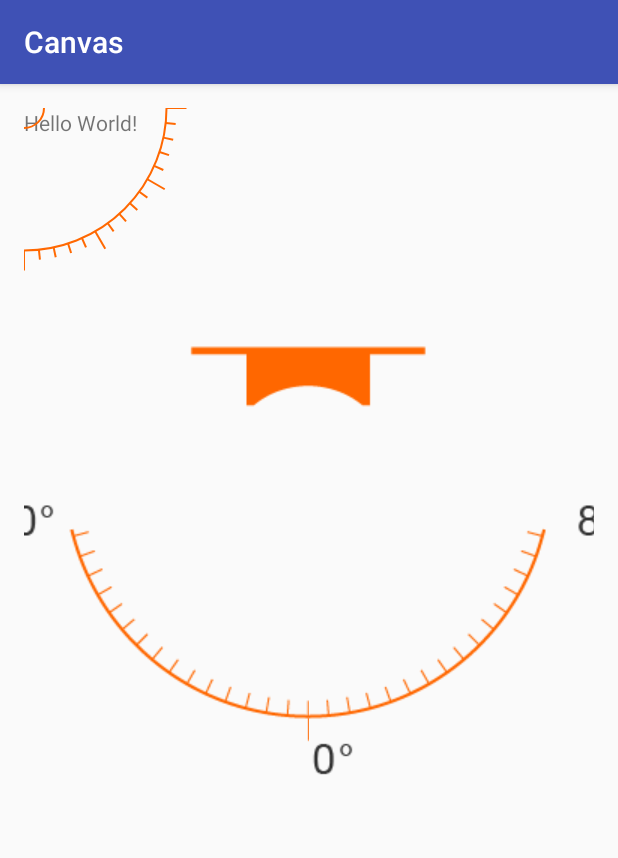
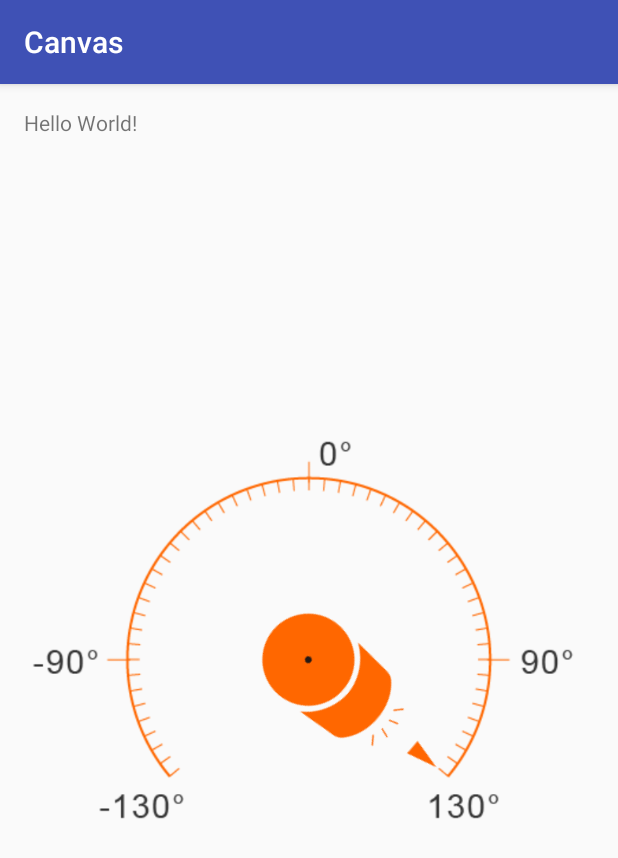
Before and after one commit to bigsharkyc/CustomView, an Android app: the screen it shows after launch (MainActivity), on a phone screen of 412 x 824 dp. Shown: the top 858 px of the screen. Run offline under Robolectric (Android 15) with nearby library versions, the phone set to English and light mode, and no system bars; plain views replace MyCanvas, RotateImageView.

Commit message:
test rotate view
Signed-off-by: yangchao <471192384@qq.com>

```diff
--- a/Canvas/app/src/main/java/com/example/cylan/canvas/MainActivity.java
+++ b/Canvas/app/src/main/java/com/example/cylan/canvas/MainActivity.java
@@ -1,12 +1,16 @@
 package com.example.cylan.canvas;
 
+import android.os.Bundle;
 import android.support.v7.app.AppCompatActivity;
-import android.os.Bundle;
 import android.util.Log;
+import android.widget.ImageView;
+import android.widget.RelativeLayout;
 
+import com.example.cylan.canvas.view.HorizontalView;
 import com.example.cylan.canvas.view.LeftAndRightView;
 import com.example.cylan.canvas.view.ProjectionView;
 import com.example.cylan.canvas.view.UpAndDownView;
+import com.example.cylan.canvas.view.UponRotateImageView;
 import com.example.cylan.canvas.view.VerticalView;
 
 public class MainActivity extends AppCompatActivity implements ProjectionView.DegreesCallback, LeftAndRightView.LeftAndRightCallback{
@@ -15,6 +19,9 @@ public class MainActivity extends AppCompatActivity implements ProjectionView.De
     VerticalView verticalView;
     UpAndDownView upAndDownView;
     LeftAndRightView leftAndRightView;
+    HorizontalView horizontalView;
+    RelativeLayout layout;
+    UponRotateImageView uponRotateImageView;
 
     @Override
     protected void onCreate(Bundle savedInstanceState) {
@@ -24,7 +31,7 @@ public class MainActivity extends AppCompatActivity implements ProjectionView.De
 //        myCanvas.setCurrentAngle(80);
 //        myCanvas.setDegreesCallback(this);
 
-        verticalView = (VerticalView) findViewById(R.id.vertical_view);
+//        verticalView = (VerticalView) findViewById(R.id.vertical_view);
 
 
 //        upAndDownView = (UpAndDownView) findViewById(R.id.vertical_view);
@@ -36,6 +43,23 @@ public class MainActivity extends AppCompatActivity implements ProjectionView.De
 //            leftAndRightView.setDistance(50);
 //            leftAndRightView.setLeftAndRightCallback(this);
 //        }
+//        horizontalView = (HorizontalView) findViewById(R.id.horizontal_view);
+//        rotateImageView = (RotateImageView)findViewById(R.id.rotate_image);
+//        if (rotateImageView != null){
+//            rotateImageView.setResIds(R.drawable.bg_top, R.drawable.img_instrument);
+//            rotateImageView.setDegree(43f, 200f, 200f);
+//        }
+//        layout = (RelativeLayout) findViewById(R.id.layout);
+//        rotateImageView = new RotateImageView(this);
+//        rotateImageView.setDegree(45f, 200f, 200f);
+//        layout.addView(rotateImageView, new RelativeLayout.LayoutParams(
+//                ViewGroup.LayoutParams.WRAP_CONTENT, ViewGroup.LayoutParams.WRAP_CONTENT));
+//        uponRotateImageView = (UponRotateImageView) findViewById(R.id.upon_rotate);
+//        uponRotateImageView.setAngle(-90);
+
+        ImageView imageView = (ImageView)findViewById(R.id.image_view);
+        imageView.setRotation(130);
+
     }
 
     @Override
--- a/Canvas/app/src/main/res/layout/activity_main.xml
+++ b/Canvas/app/src/main/res/layout/activity_main.xml
@@ -36,10 +36,54 @@
         custom:light="@drawable/img_left_right_light"
         custom:pole="@drawable/img_left_right"/>-->
 
-    <com.example.cylan.canvas.view.VerticalView
+<!--    <com.example.cylan.canvas.view.VerticalView
         android:id="@+id/vertical_view"
         android:layout_width="wrap_content"
         android:layout_height="wrap_content"
         custom:pointer="@drawable/img_pointer"
-        custom:bg_top="@drawable/bg_top"/>
+        custom:bg_top="@drawable/bg_top"/>-->
+
+    <!--<com.example.cylan.canvas.view.HorizontalView-->
+        <!--android:id="@+id/horizontal_view"-->
+        <!--android:layout_width="300dp"-->
+        <!--android:layout_height="300dp"-->
+        <!--android:layout_centerInParent="true"-->
+        <!--custom:h_pointer="@drawable/ic_h_pointer"-->
+        <!--custom:instrument="@drawable/img_instrument"/>-->
+
+<!--    <com.example.cylan.canvas.view.RotateImageView
+        android:id="@+id/rotate_image"
+        android:layout_width="wrap_content"
+        android:layout_height="wrap_content" />-->
+
+<!--    <RelativeLayout
+        android:id="@+id/layout"
+        android:layout_width="wrap_content"
+        android:layout_height="wrap_content">
+
+    </RelativeLayout>-->
+
+    <ImageView
+        android:layout_width="wrap_content"
+        android:layout_height="wrap_content"
+        android:src="@drawable/img_instrument"
+        android:layout_centerInParent="true"/>
+
+   <!-- <com.example.cylan.canvas.view.UponRotateImageView
+        android:id="@+id/upon_rotate"
+        android:layout_width="wrap_content"
+        android:layout_height="wrap_content"
+        android:layout_centerInParent="true"
+        android:rotation="90"
+        android:scaleType="centerCrop"
+        android:src="@drawable/ic_h_pointer"
+        custom:angle="0"/>-->
+
+    <ImageView
+        android:id="@+id/image_view"
+        android:layout_width="260dp"
+        android:layout_height="260dp"
+        android:src="@drawable/ic_h_pointer"
+        android:layout_centerInParent="true"
+        android:rotation="90"/>
 </RelativeLayout>
```
Also changed, not shown: Canvas/app/src/main/java/com/example/cylan/canvas/view/HorizontalView.java (added, +104 -0 lines), Canvas/app/src/main/java/com/example/cylan/canvas/view/UponRotateImageView.java (added, +67 -0 lines), Canvas/app/src/main/res/values/attrs.xml (+9 -0 lines), Canvas/app/src/main/res/drawable/ic_h_pointer.png (added), Canvas/app/src/main/res/drawable/img_instrument.png (added).
